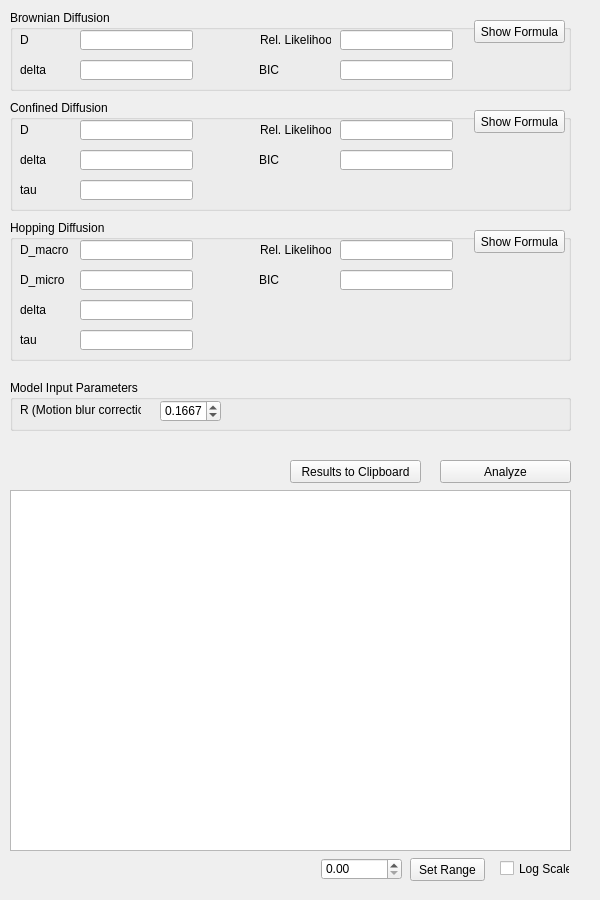
This is gui/tab/adc.ui in Eggeling-Lab-Microscope-Software/TRAIT2D as Qt 5 draws it before an edit. The edited form follows.
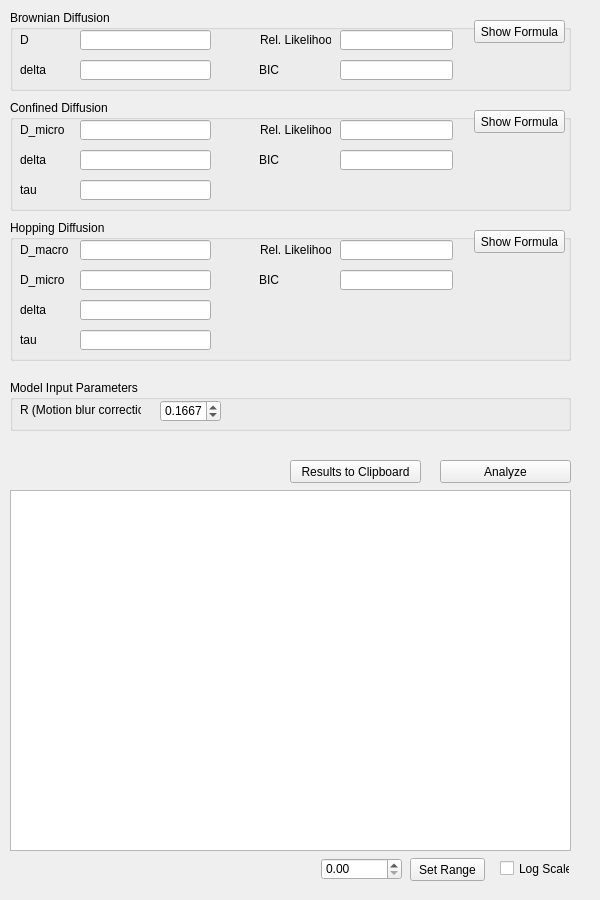
This is the edited form. Custom widgets are drawn as their Qt base class.

Commit message: renamed D to D_micro in confined model

The edit to the form file:
```diff
--- a/gui/tab/adc.ui
+++ b/gui/tab/adc.ui
@@ -43,7 +43,7 @@
      <rect>
       <x>70</x>
       <y>20</y>
-      <width>113</width>
+      <width>131</width>
       <height>20</height>
      </rect>
     </property>
@@ -53,7 +53,7 @@
      <rect>
       <x>70</x>
       <y>50</y>
-      <width>113</width>
+      <width>131</width>
       <height>20</height>
      </rect>
     </property>
@@ -171,7 +171,7 @@
      <rect>
       <x>70</x>
       <y>20</y>
-      <width>113</width>
+      <width>131</width>
       <height>20</height>
      </rect>
     </property>
@@ -181,7 +181,7 @@
      <rect>
       <x>70</x>
       <y>50</y>
-      <width>113</width>
+      <width>131</width>
       <height>20</height>
      </rect>
     </property>
@@ -196,7 +196,7 @@
      </rect>
     </property>
     <property name="text">
-     <string>D</string>
+     <string>D_micro</string>
     </property>
    </widget>
    <widget class="QLabel" name="labelParam2_2">
@@ -263,7 +263,7 @@
      <rect>
       <x>70</x>
       <y>80</y>
-      <width>113</width>
+      <width>131</width>
       <height>20</height>
      </rect>
     </property>
@@ -351,7 +351,7 @@
      <rect>
       <x>70</x>
       <y>20</y>
-      <width>113</width>
+      <width>131</width>
       <height>20</height>
      </rect>
     </property>
@@ -361,7 +361,7 @@
      <rect>
       <x>70</x>
       <y>50</y>
-      <width>113</width>
+      <width>131</width>
       <height>20</height>
      </rect>
     </property>
@@ -443,7 +443,7 @@
      <rect>
       <x>70</x>
       <y>80</y>
-      <width>113</width>
+      <width>131</width>
       <height>20</height>
      </rect>
     </property>
@@ -466,7 +466,7 @@
      <rect>
       <x>70</x>
       <y>110</y>
-      <width>113</width>
+      <width>131</width>
       <height>20</height>
      </rect>
     </property>
```
The commit also changes 2 other files.
